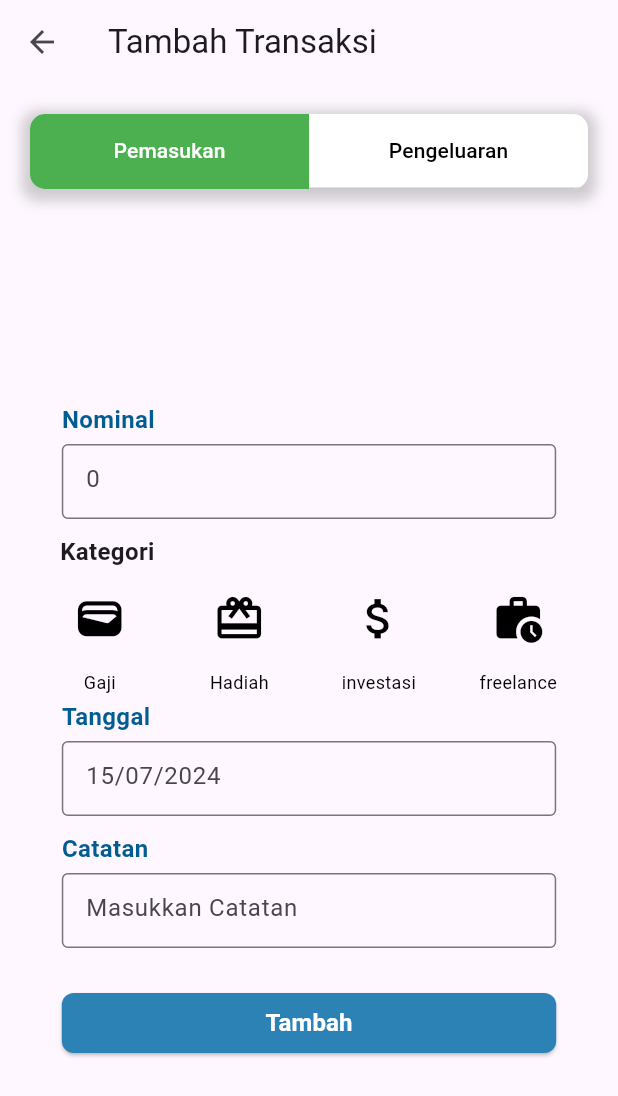
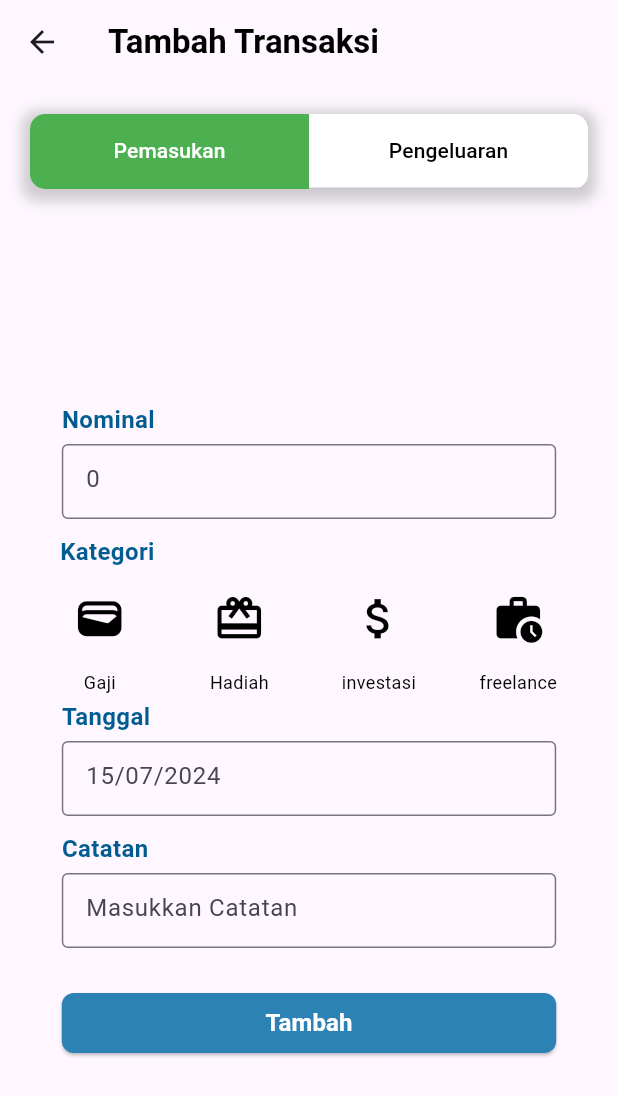
Before and after one commit to DevAkses/kelolain-app, a Flutter app: the AddFinanceView screen opened directly, on a phone screen of 412 x 824 dp. Shown: the top 1096 px of the screen. Run offline on Flutter 3.47's test engine with Material 3 defaults, Android fonts, the phone set to English and light mode, and no system bars; our stand-ins replace badges, chat_bubbles, cloud_firestore, firebase_auth, firebase_core, firebase_storage and 5 more; accounts and stored records are empty; generated files the repository leaves out were written again.

Commit message:
fix: color user

```diff
--- a/lib/app/modules/User/addFinance/views/add_finance_view.dart
+++ b/lib/app/modules/User/addFinance/views/add_finance_view.dart
@@ -2,7 +2,7 @@ import 'package:flutter/material.dart';
 import 'package:get/get.dart';
 import 'package:safeloan/app/modules/User/addFinance/views/expense_view.dart';
 import 'package:safeloan/app/modules/User/addFinance/views/income_view.dart';
-import 'package:safeloan/app/utils/AppColors.dart';
+import 'package:safeloan/app/utils/warna.dart';
 import '../controllers/add_finance_controller.dart';
 
 class AddFinanceView extends GetView<AddFinanceController> {
@@ -18,19 +18,8 @@ class AddFinanceView extends GetView<AddFinanceController> {
         appBar: AppBar(
           title: const Text(
             'Tambah Transaksi',
-            style: TextStyle(color: AppColors.textPutih),
+            style: Utils.header,
           ),
-          backgroundColor: AppColors.primaryColor,
-          iconTheme: const IconThemeData(color: AppColors.textPutih),
-          // bottom: const TabBar(
-          //   labelColor: AppColors.textHijauTua,
-          //   unselectedLabelColor: Colors.black,
-          //   indicatorColor: AppColors.primaryColor,
-          //   tabs: [
-          //     Tab(text: 'Pemasukan'),
-          //     Tab(text: 'Pengeluaran'),
-          //   ],
-          // ),
         ),
         body: Column(
           mainAxisAlignment: MainAxisAlignment.start,
--- a/lib/app/modules/User/addFinance/views/expense_view.dart
+++ b/lib/app/modules/User/addFinance/views/expense_view.dart
@@ -1,7 +1,7 @@
 import 'package:flutter/material.dart';
 import 'package:get/get.dart';
 import 'package:safeloan/app/modules/User/addFinance/controllers/add_finance_controller.dart';
-import 'package:safeloan/app/utils/AppColors.dart';
+import 'package:safeloan/app/utils/warna.dart';
 import 'package:safeloan/app/widgets/button_widget.dart';
 import 'package:safeloan/app/widgets/input_akun_widget.dart';
 
@@ -30,7 +30,7 @@ class ExpenseView extends GetView<AddFinanceController> {
                   child: Text(
                     'Kategori',
                     style: TextStyle(
-                      color: AppColors.textHijauTua,
+                      color: Utils.biruSatu,
                       fontSize: 16,
                       fontWeight: FontWeight.bold,
                     ),
--- a/lib/app/modules/User/addFinance/views/income_view.dart
+++ b/lib/app/modules/User/addFinance/views/income_view.dart
@@ -2,7 +2,7 @@ import 'package:flutter/material.dart';
 import 'package:get/get_state_manager/src/rx_flutter/rx_obx_widget.dart';
 import 'package:get/get_state_manager/src/simple/get_view.dart';
 import 'package:safeloan/app/modules/User/addFinance/controllers/add_finance_controller.dart';
-import 'package:safeloan/app/utils/AppColors.dart';
+import 'package:safeloan/app/utils/warna.dart';
 import 'package:safeloan/app/widgets/button_widget.dart';
 import 'package:safeloan/app/widgets/input_akun_widget.dart';
 
@@ -28,7 +28,7 @@ class IncomeView extends GetView<AddFinanceController> {
                   child: Text(
                     'Kategori',
                     style: TextStyle(
-                      color: AppColors.textHijauTua,
+                      color: Utils.biruSatu,
                       fontSize: 16,
                       fontWeight: FontWeight.bold,
                     ),
--- a/lib/app/modules/User/analysis/views/analysis_view.dart
+++ b/lib/app/modules/User/analysis/views/analysis_view.dart
@@ -1,6 +1,6 @@
 import 'package:flutter/material.dart';
 import 'package:get/get.dart';
-import 'package:safeloan/app/utils/AppColors.dart';
+import 'package:safeloan/app/utils/warna.dart';
 import 'package:safeloan/app/widgets/button_widget.dart';
 import '../controllers/analysis_controller.dart';
 
@@ -12,11 +12,9 @@ class AnalysisView extends GetView<AnalysisController> {
       appBar: AppBar(
         title: const Text(
           'Analisis Keuangan',
-          style: TextStyle(color: AppColors.textPutih),
+          style: Utils.header,
         ),
         centerTitle: true,
-        backgroundColor: AppColors.primaryColor,
-        iconTheme: const IconThemeData(color: AppColors.textPutih),
       ),
       body: Center(
         child: Padding(
--- a/lib/app/modules/User/analysis_result/views/analysis_result_view.dart
+++ b/lib/app/modules/User/analysis_result/views/analysis_result_view.dart
@@ -1,7 +1,7 @@
 import 'package:chat_bubbles/bubbles/bubble_special_one.dart';
 import 'package:flutter/material.dart';
 import 'package:get/get.dart';
-import 'package:safeloan/app/utils/AppColors.dart';
+import 'package:safeloan/app/utils/warna.dart';
 import '../controllers/analysis_result_controller.dart';
 
 class AnalysisResultView extends GetView<AnalysisResultController> {
@@ -12,11 +12,9 @@ class AnalysisResultView extends GetView<AnalysisResultController> {
       appBar: AppBar(
         title: const Text(
           'Hasil Analisis',
-          style: TextStyle(color: AppColors.textPutih),
+          style: Utils.header,
         ),
         centerTitle: true,
-        backgroundColor: AppColors.primaryColor,
-        iconTheme: const IconThemeData(color: AppColors.textPutih),
       ),
       body: SingleChildScrollView(
         padding: const EdgeInsets.all(16.0),
--- a/lib/app/modules/User/calculator/views/calculator_view.dart
+++ b/lib/app/modules/User/calculator/views/calculator_view.dart
@@ -219,7 +219,7 @@ class CalculatorView extends GetView<CalculatorController> {
             const SizedBox(height: 8),
             Obx(() => Slider(
                   inactiveColor: Utils.biruDua,
-                  activeColor: AppColors.textHijauTua,
+                  activeColor: Utils.biruSatu,
                   value: sliderValue.value,
                   min: min,
                   max: max,
@@ -289,7 +289,7 @@ class CalculatorView extends GetView<CalculatorController> {
           const SizedBox(height: 8),
           Obx(() => Slider(
                 inactiveColor: Utils.biruDua,
-                activeColor: AppColors.textHijauTua,
+                activeColor: Utils.biruSatu,
                 value: sliderValue.value.toDouble(),
                 min: 1,
                 max: 360,
--- a/lib/app/modules/User/editLoan/views/edit_loan_view.dart
+++ b/lib/app/modules/User/editLoan/views/edit_loan_view.dart
@@ -1,10 +1,7 @@
 import 'package:flutter/material.dart';
 import 'package:get/get.dart';
 import 'package:safeloan/app/widgets/button_widget.dart';
-<<<<<<< HEAD
 import 'package:safeloan/app/widgets/input_akun_widget.dart';
-=======
->>>>>>> 82294e66190a1667f9925bf18c4b40776c04b937
 import '../controllers/edit_loan_controller.dart';
 
 class EditLoanView extends GetView<EditLoanController> {
```
